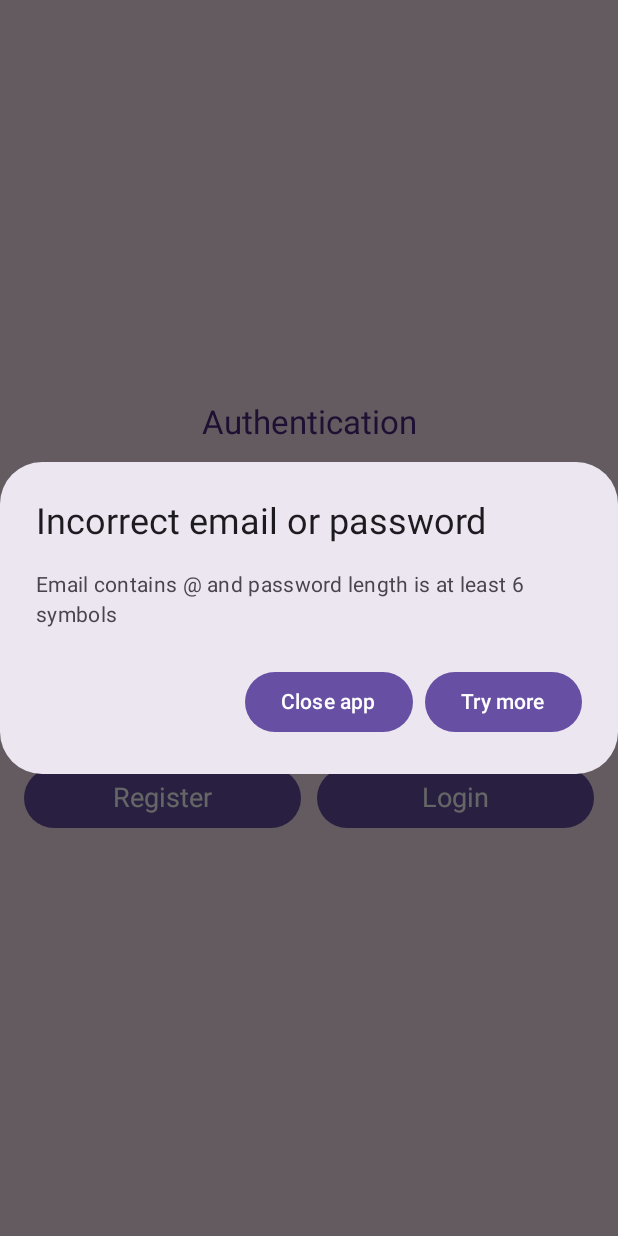
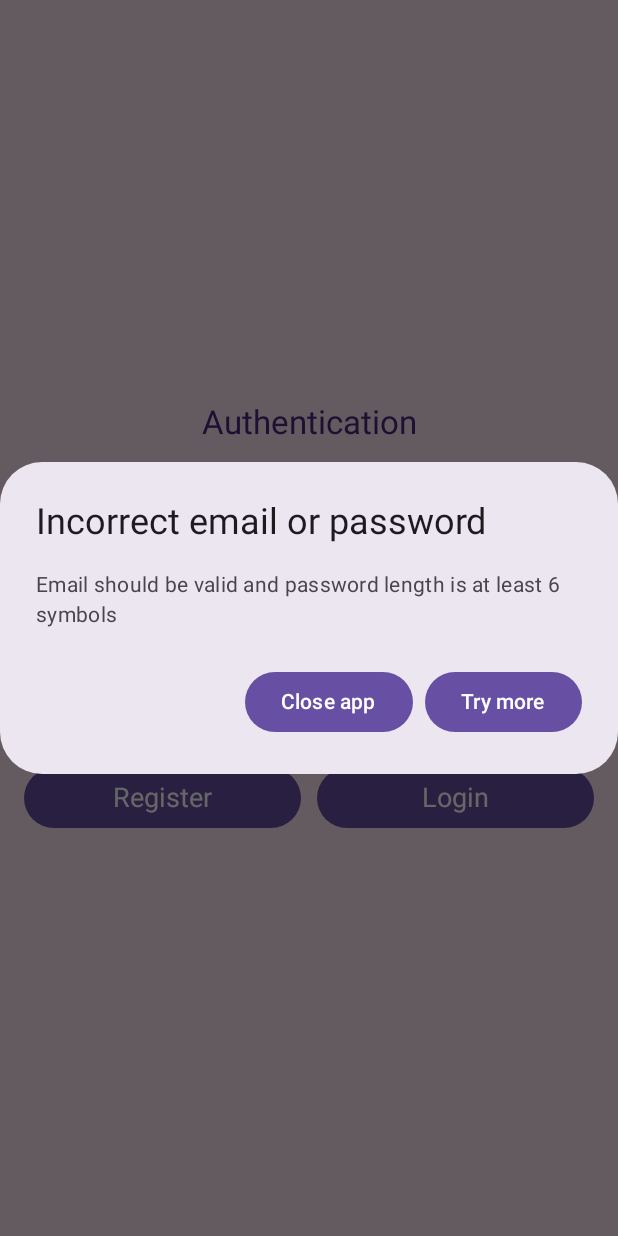
Before and after one commit to Foxxich/DatingApp, an Android app built with Jetpack Compose: the SignActivity screen opened directly, with no data from a screen before it, after a tap on "Login", on a phone screen of 412 x 824 dp. Run offline under Robolectric (Android 15) with nearby library versions, the phone set to English and light mode, and no system bars; our stand-ins replace Dagger/Hilt's generated code.

Commit message:
Changed text

```diff
--- a/app/src/main/java/com/example/datingapp/activities/SignActivity.kt
+++ b/app/src/main/java/com/example/datingapp/activities/SignActivity.kt
@@ -255,7 +255,7 @@ class SignActivity : ComponentActivity() {
             if (showDialog) {
                 AlertDialog(
                         onDismissRequest = { showDialog = false },
-                        title = { Text("User already exists") },
+                        title = { Text("The mentioned email exists. Try other one") },
                         text = { Text("Do you want to try more") },
                         confirmButton = {
                             Button(
@@ -285,7 +285,7 @@ class SignActivity : ComponentActivity() {
                 AlertDialog(
                         onDismissRequest = { showParametersDialog = false },
                         title = { Text("Incorrect email or password") },
-                        text = { Text("Email contains @ and password length is at least 6 symbols") },
+                        text = { Text("Email should be valid and password length is at least 6 symbols") },
                         confirmButton = {
                             Button(
                                     onClick = {
```
